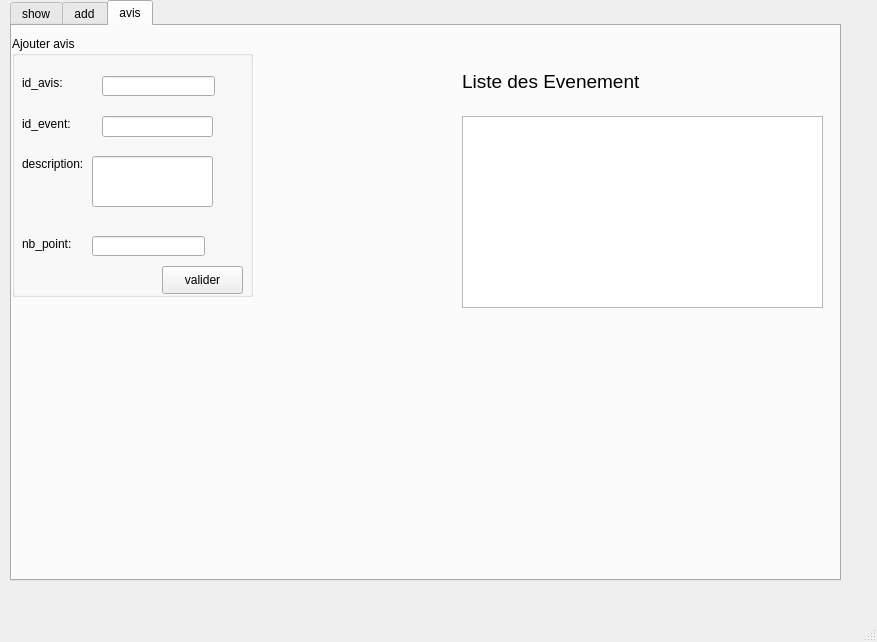
First picture: the form in iheb.ui, repository Mahdi-dahmani/Smart-Aid-association-2A9, before the edit.
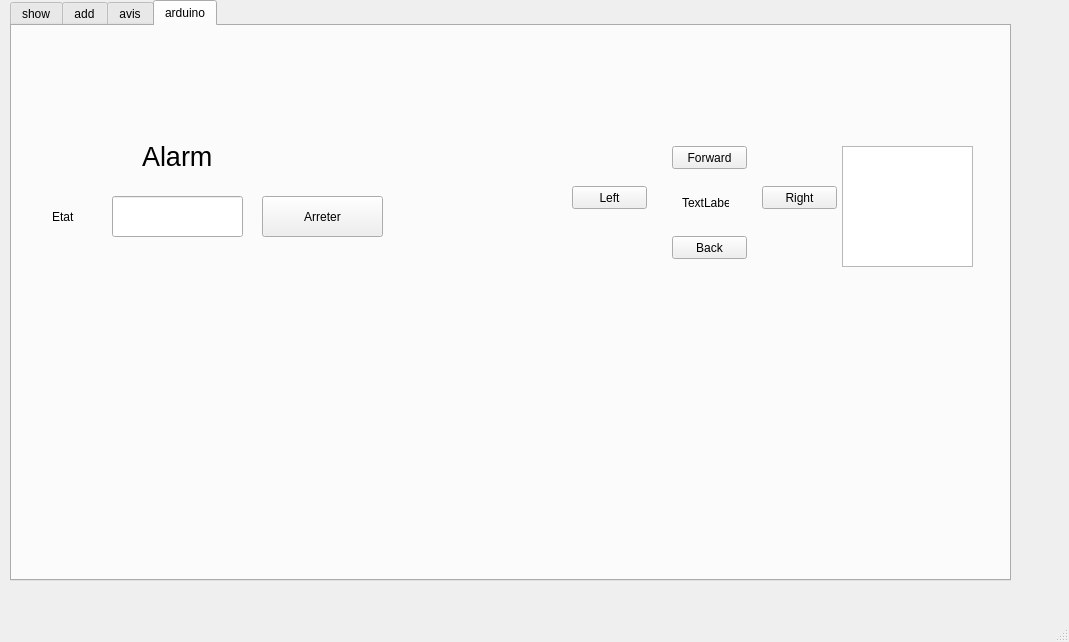
Second picture: the form after the edit.

```diff
--- a/iheb.ui
+++ b/iheb.ui
@@ -6,7 +6,7 @@
    <rect>
     <x>0</x>
     <y>0</y>
-    <width>877</width>
+    <width>1069</width>
     <height>642</height>
    </rect>
   </property>
@@ -19,12 +19,12 @@
      <rect>
       <x>10</x>
       <y>0</y>
-      <width>831</width>
+      <width>1001</width>
       <height>581</height>
      </rect>
     </property>
     <property name="currentIndex">
-     <number>2</number>
+     <number>3</number>
     </property>
     <widget class="QWidget" name="tab_4">
      <attribute name="title">
@@ -1461,58 +1461,6 @@
            <string>update</string>
           </property>
          </widget>
-         <widget class="QLabel" name="label_9">
-          <property name="geometry">
-           <rect>
-            <x>560</x>
-            <y>400</y>
-            <width>111</width>
-            <height>31</height>
-           </rect>
-          </property>
-          <property name="styleSheet">
-           <string notr="true">font: 75 14pt &quot;MS Shell Dlg 2&quot;;</string>
-          </property>
-          <property name="text">
-           <string>arduino</string>
-          </property>
-         </widget>
-         <widget class="QPushButton" name="arduino">
-          <property name="geometry">
-           <rect>
-            <x>510</x>
-            <y>490</y>
-            <width>93</width>
-            <height>28</height>
-           </rect>
-          </property>
-          <property name="text">
-           <string>Arreter</string>
-          </property>
-         </widget>
-         <widget class="QLineEdit" name="etat">
-          <property name="geometry">
-           <rect>
-            <x>500</x>
-            <y>450</y>
-            <width>113</width>
-            <height>22</height>
-           </rect>
-          </property>
-         </widget>
-         <widget class="QLabel" name="label_15">
-          <property name="geometry">
-           <rect>
-            <x>400</x>
-            <y>460</y>
-            <width>56</width>
-            <height>16</height>
-           </rect>
-          </property>
-          <property name="text">
-           <string>etat</string>
-          </property>
-         </widget>
          <widget class="QPushButton" name="pushButton_5">
           <property name="geometry">
            <rect>
@@ -1877,6 +1825,140 @@
       </widget>
      </widget>
     </widget>
+    <widget class="QWidget" name="tab_2">
+     <attribute name="title">
+      <string>arduino</string>
+     </attribute>
+     <widget class="QPushButton" name="forward">
+      <property name="geometry">
+       <rect>
+        <x>660</x>
+        <y>120</y>
+        <width>75</width>
+        <height>23</height>
+       </rect>
+      </property>
+      <property name="text">
+       <string>Forward</string>
+      </property>
+     </widget>
+     <widget class="QPushButton" name="back">
+      <property name="geometry">
+       <rect>
+        <x>660</x>
+        <y>210</y>
+        <width>75</width>
+        <height>23</height>
+       </rect>
+      </property>
+      <property name="text">
+       <string>Back</string>
+      </property>
+     </widget>
+     <widget class="QPushButton" name="right">
+      <property name="geometry">
+       <rect>
+        <x>750</x>
+        <y>160</y>
+        <width>75</width>
+        <height>23</height>
+       </rect>
+      </property>
+      <property name="text">
+       <string>Right</string>
+      </property>
+     </widget>
+     <widget class="QTableView" name="tablehistorique">
+      <property name="geometry">
+       <rect>
+        <x>830</x>
+        <y>120</y>
+        <width>131</width>
+        <height>121</height>
+       </rect>
+      </property>
+     </widget>
+     <widget class="QLabel" name="label_18">
+      <property name="geometry">
+       <rect>
+        <x>130</x>
+        <y>110</y>
+        <width>101</width>
+        <height>41</height>
+       </rect>
+      </property>
+      <property name="font">
+       <font>
+        <pointsize>20</pointsize>
+       </font>
+      </property>
+      <property name="text">
+       <string>Alarm</string>
+      </property>
+     </widget>
+     <widget class="QLineEdit" name="etat">
+      <property name="geometry">
+       <rect>
+        <x>100</x>
+        <y>170</y>
+        <width>131</width>
+        <height>41</height>
+       </rect>
+      </property>
+     </widget>
+     <widget class="QLabel" name="label_17">
+      <property name="geometry">
+       <rect>
+        <x>40</x>
+        <y>180</y>
+        <width>41</width>
+        <height>21</height>
+       </rect>
+      </property>
+      <property name="text">
+       <string>Etat</string>
+      </property>
+     </widget>
+     <widget class="QLabel" name="labelee">
+      <property name="geometry">
+       <rect>
+        <x>670</x>
+        <y>170</y>
+        <width>47</width>
+        <height>14</height>
+       </rect>
+      </property>
+      <property name="text">
+       <string>TextLabel</string>
+      </property>
+     </widget>
+     <widget class="QPushButton" name="art">
+      <property name="geometry">
+       <rect>
+        <x>250</x>
+        <y>170</y>
+        <width>121</width>
+        <height>41</height>
+       </rect>
+      </property>
+      <property name="text">
+       <string>Arreter</string>
+      </property>
+     </widget>
+     <widget class="QPushButton" name="left">
+      <property name="geometry">
+       <rect>
+        <x>560</x>
+        <y>160</y>
+        <width>75</width>
+        <height>23</height>
+       </rect>
+      </property>
+      <property name="text">
+       <string>Left</string>
+      </property>
+     </widget>
+    </widget>
    </widget>
   </widget>
   <widget class="QMenuBar" name="menubar">
```
Left out of the diff: 2 changed lines with no effect on the pictures.
